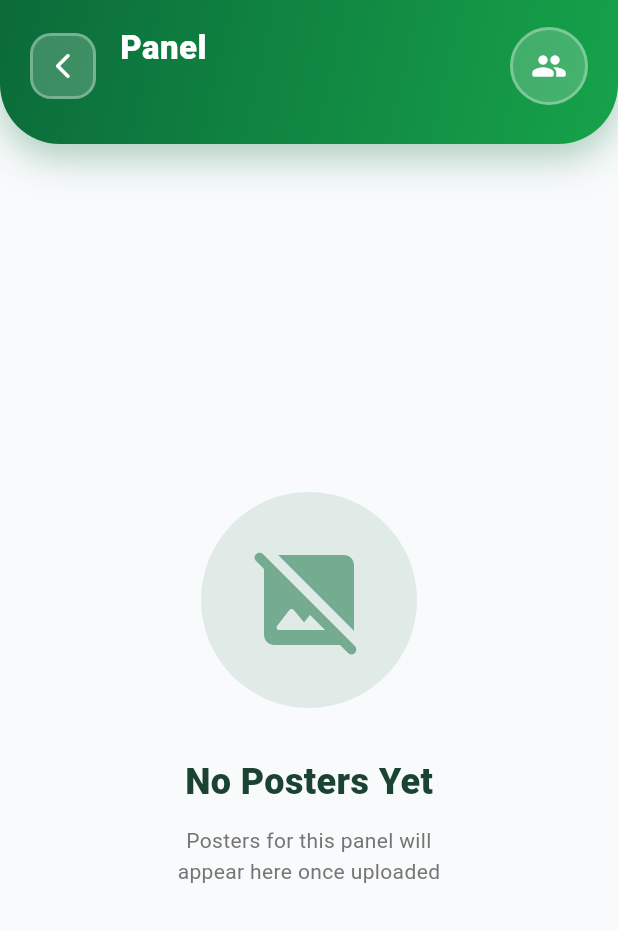
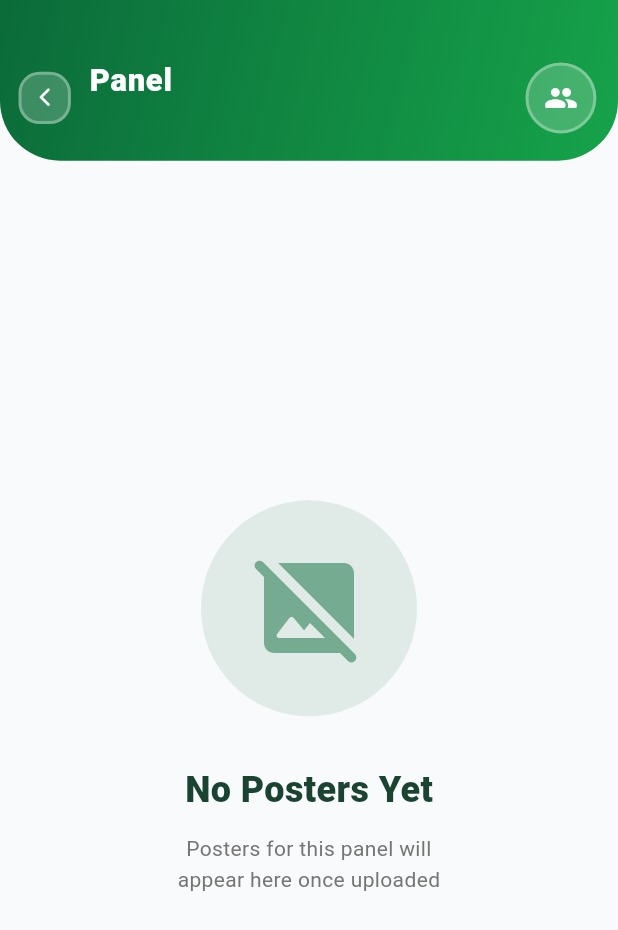
Before and after one commit to Rafi12234/AUST-Robotics-Club-Mobile-Application, a Flutter app: the _PanelPosterGalleryPage screen opened directly with empty values, on a phone screen of 412 x 824 dp. Shown: the top 930 px of the screen. Run offline on Flutter 3.47's test engine with Material 3 defaults, Android fonts, the phone set to English and light mode, and no system bars; our stand-ins replace cached_network_image, carousel_slider, cloud_firestore, csv, firebase_auth, firebase_core and 2 more; missing offline and left inert: cloudinary_public; accounts and stored records are empty.

Commit message:
Updated Panel Poster Gallery AppBar to match Governing Panel page style with responsive sizing

```diff
--- a/lib/governing_panel_page.dart
+++ b/lib/governing_panel_page.dart
@@ -498,7 +498,7 @@ class _PanelCategoriesList extends StatelessWidget {
 
     return ListView(
       physics: const BouncingScrollPhysics(),
-      padding: const EdgeInsets.all(24),
+      padding: EdgeInsets.all(SizeConfig.screenWidth * 0.025),
       children: [
         // Back Section
         TweenAnimationBuilder<double>(
@@ -514,7 +514,7 @@ class _PanelCategoriesList extends StatelessWidget {
           child: GestureDetector(
             onTap: onBack,
             child: Container(
-              padding: const EdgeInsets.symmetric(horizontal: 16, vertical: 12),
+              padding: EdgeInsets.symmetric(horizontal: SizeConfig.screenWidth*0.05, vertical: SizeConfig.screenWidth*0.03),
               decoration: BoxDecoration(
                 color: Colors.white,
                 borderRadius: BorderRadius.circular(16),
@@ -529,23 +529,22 @@ class _PanelCategoriesList extends StatelessWidget {
               child: Row(
                 mainAxisSize: MainAxisSize.min,
                 children: [
-                  Icon(Icons.arrow_back_rounded, color: kBrandStart, size: 20),
-                  const SizedBox(width: 8),
+                  Icon(Icons.arrow_back_rounded, color: kBrandStart, size: SizeConfig.screenWidth * 0.04),
+                  SizedBox(width: SizeConfig.screenWidth * 0.02),
                   Text(
                     'Back to Semesters',
                     style: TextStyle(
                       color: kBrandStart,
                       fontWeight: FontWeight.w700,
-                      fontSize: 14,
-                    ),
-                  ),
-                ],
-              ),
-            ),
-          ),
-        ),
-        const SizedBox(height: 24),
-
+                      fontSize: SizeConfig.screenWidth * 0.03,
+                    ),
+                  ),
+                ],
+              ),
+            ),
+          ),
+        ),
+        SizedBox(height: SizeConfig.screenHeight * 0.015),
         // Section Header
         TweenAnimationBuilder<double>(
           tween: Tween(begin: 0, end: 1),
@@ -557,29 +556,29 @@ class _PanelCategoriesList extends StatelessWidget {
           child: Row(
             children: [
               Container(
-                padding: const EdgeInsets.all(12),
+                padding: EdgeInsets.all(SizeConfig.screenWidth * 0.03),
                 decoration: BoxDecoration(
                   color: kBrandStart.withOpacity(0.1),
                   borderRadius: BorderRadius.circular(14),
                 ),
-                child: Icon(Icons.category_rounded, color: kBrandStart, size: 24),
-              ),
-              const SizedBox(width: 16),
+                child: Icon(Icons.history_rounded, color: kBrandStart, size: SizeConfig.screenWidth * 0.06),
+              ),
+              SizedBox(width: SizeConfig.screenWidth * 0.04),
               Column(
                 crossAxisAlignment: CrossAxisAlignment.start,
                 children: [
-                  const Text(
+                  Text(
                     'Panel Categories',
                     style: TextStyle(
-                      fontSize: 20,
+                      fontSize: SizeConfig.screenWidth * 0.04,
                       fontWeight: FontWeight.w800,
                       color: Color(0xFF1B4332),
                     ),
                   ),
                   Text(
-                    'Choose a panel to explore',
-                    style: TextStyle(
-                      fontSize: 13,
+                    'Choose a Panel to explore',
+                    style: TextStyle(
+                      fontSize: SizeConfig.screenWidth * 0.03,
                       color: Colors.grey[600],
                       fontWeight: FontWeight.w500,
                     ),
@@ -589,8 +588,7 @@ class _PanelCategoriesList extends StatelessWidget {
             ],
           ),
         ),
-        const SizedBox(height: 24),
-
+        SizedBox(height: SizeConfig.screenHeight * 0.015),
         // Category Cards
         ...categories.asMap().entries.map((entry) {
           final index = entry.key;
@@ -602,7 +600,7 @@ class _PanelCategoriesList extends StatelessWidget {
           );
         }).toList(),
 
-        const SizedBox(height: 20),
+        SizedBox(height: SizeConfig.screenHeight * 0.02),
       ],
     );
   }
@@ -655,7 +653,7 @@ class _PanelCategoryCardState extends State<_PanelCategoryCard> {
         );
       },
       child: Padding(
-        padding: const EdgeInsets.only(bottom: 16),
+        padding: EdgeInsets.only(bottom: SizeConfig.screenHeight * 0.015),
         child: GestureDetector(
           onTapDown: (_) => setState(() => _isPressed = true),
           onTapUp: (_) {
@@ -694,11 +692,11 @@ class _PanelCategoryCardState extends State<_PanelCategoryCard> {
                 ),
                 // Content
                 Padding(
-                  padding: const EdgeInsets.all(24),
+                  padding: EdgeInsets.all(SizeConfig.screenWidth * 0.03),
                   child: Row(
                     children: [
                       Container(
-                        padding: const EdgeInsets.all(16),
+                        padding: EdgeInsets.all(SizeConfig.screenWidth * 0.025),
                         decoration: BoxDecoration(
                           color: Colors.white.withOpacity(0.25),
                           borderRadius: BorderRadius.circular(18),
@@ -710,29 +708,29 @@ class _PanelCategoryCardState extends State<_PanelCategoryCard> {
                         child: Icon(
                           widget.category.icon,
                           color: Colors.white,
-                          size: 32,
-                        ),
-                      ),
-                      const SizedBox(width: 20),
+                          size: SizeConfig.screenWidth * 0.07,
+                        ),
+                      ),
+                      SizedBox(width: SizeConfig.screenWidth * 0.04),
                       Expanded(
                         child: Column(
                           crossAxisAlignment: CrossAxisAlignment.start,
                           children: [
                             Text(
                               widget.category.title,
-                              style: const TextStyle(
+                              style: TextStyle(
                                 color: Colors.white,
-                                fontSize: 18,
+                                fontSize: SizeConfig.screenWidth * 0.045,
                                 fontWeight: FontWeight.w800,
                                 letterSpacing: 0.3,
                               ),
                             ),
-                            const SizedBox(height: 6),
+                            SizedBox(height: SizeConfig.screenHeight * 0.005),
                             Text(
                               widget.category.subtitle,
                               style: TextStyle(
                                 color: Colors.white.withOpacity(0.9),
-                                fontSize: 13,
+                                fontSize: SizeConfig.screenWidth * 0.032,
                                 fontWeight: FontWeight.w500,
                               ),
                             ),
@@ -740,15 +738,15 @@ class _PanelCategoryCardState extends State<_PanelCategoryCard> {
                         ),
                       ),
                       Container(
-                        padding: const EdgeInsets.all(12),
+                        padding: EdgeInsets.all(SizeConfig.screenWidth * 0.025),
                         decoration: BoxDecoration(
                           color: Colors.white.withOpacity(0.2),
                           shape: BoxShape.circle,
                         ),
-                        child: const Icon(
+                        child: Icon(
                           Icons.arrow_forward_rounded,
                           color: Colors.white,
-                          size: 22,
+                          size: SizeConfig.screenWidth * 0.05,
                         ),
                       ),
                     ],
@@ -903,7 +901,7 @@ class _PanelPosterGalleryPageState extends State<_PanelPosterGalleryPage>
           child: Opacity(
             opacity: _headerFade.value.clamp(0.0, 1.0),
             child: Container(
-              padding: EdgeInsets.fromLTRB(20, topInset + 16, 20, 24),
+              height: SizeConfig.screenHeight*0.13,
               decoration: BoxDecoration(
                 gradient: LinearGradient(
                   colors: gradientColors,
@@ -914,60 +912,52 @@ class _PanelPosterGalleryPageState extends State<_PanelPosterGalleryPage>
                   bottomLeft: Radius.circular(40),
                   bottomRight: Radius.circular(40),
                 ),
-                boxShadow: [
-                  BoxShadow(
-                    color: gradientColors[0].withOpacity(0.3),
-                    blurRadius: 20,
-                    offset: const Offset(0, 10),
-                  ),
-                ],
-              ),
+              ),
+              child: Padding(
+                padding: EdgeInsets.fromLTRB(SizeConfig.screenWidth*0.03, SizeConfig.screenHeight*0.047, SizeConfig.screenWidth*0.035, SizeConfig.screenHeight*0.02),
                 child: Column(
                   children: [
                     Row(
                       children: [
                         // Back Button
-                      GestureDetector(
-                        onTap: () => Navigator.pop(context),
-                        child: Container(
-                          padding: const EdgeInsets.all(10),
-                          decoration: BoxDecoration(
-                            color: Colors.white.withOpacity(0.2),
-                            borderRadius: BorderRadius.circular(14),
-                            border: Border.all(
-                              color: Colors.white.withOpacity(0.3),
-                              width: 2,
-                            ),
-                          ),
-                          child: Icon(
-                            Icons.arrow_back_ios_new_rounded,
-                            color: Colors.white,
-                            size: 20,
-                          ),
-                        ),
-                      ),
-                      const SizedBox(width: 16),
+                        _AnimatedBackButton(onTap: () => Navigator.pop(context)),
+                        SizedBox(width: SizeConfig.screenWidth*0.03),
                         // Title
                         Expanded(
                           child: Column(
                             crossAxisAlignment: CrossAxisAlignment.start,
                             children: [
-                            Text(
+                              TweenAnimationBuilder<double>(
+                                tween: Tween(begin: 0, end: 1),
+                                duration: const Duration(milliseconds: 800),
+                                curve: Curves.easeOutCubic,
+                                builder: (context, value, child) {
+                                  return Transform.translate(
+                                    offset: Offset(30 * (1 - value), 0),
+                                    child: Opacity(
+                                      opacity: value.clamp(0.0, 1.0),
+                                      child: child,
+                                    ),
+                                  );
+                                },
+                                child: Text(
                                   _getPanelTitle(),
-                              style: const TextStyle(
-                                fontSize: 22,
+                                  style: TextStyle(
+                                    fontSize: SizeConfig.screenWidth*0.05,
                                     fontWeight: FontWeight.w900,
                                     color: Colors.white,
-                                letterSpacing: 0.3,
-                              ),
-                            ),
-                            const SizedBox(height: 4),
+                                    letterSpacing: 0.5,
+                                  ),
+                                ),
+                              ),
+                              SizedBox(height: SizeConfig.screenHeight*0.005),
                               Text(
                                 widget.semesterId,
                                 style: TextStyle(
-                                fontSize: 14,
-                                color: Colors.white.withOpacity(0.9),
+                                  fontSize: SizeConfig.screenWidth*0.035,
+                                  color: Colors.white.withOpacity(0.85),
                                   fontWeight: FontWeight.w500,
+                                  letterSpacing: 0.3,
                                 ),
                               ),
                             ],
@@ -975,7 +965,7 @@ class _PanelPosterGalleryPageState extends State<_PanelPosterGalleryPage>
                         ),
                         // Icon Badge
                         Container(
-                        padding: const EdgeInsets.all(12),
+                          padding: EdgeInsets.all(SizeConfig.screenWidth*0.025),
                           decoration: BoxDecoration(
                             color: Colors.white.withOpacity(0.2),
                             shape: BoxShape.circle,
@@ -987,12 +977,13 @@ class _PanelPosterGalleryPageState extends State<_PanelPosterGalleryPage>
                           child: Icon(
                             _getPanelIcon(),
                             color: Colors.white,
-                          size: 24,
-                        ),
-                      ),
-                    ],
-                  ),
-                ],
+                            size: SizeConfig.screenWidth*0.055,
+                          ),
+                        ),
+                      ],
+                    ),
+                  ],
+                ),
               ),
             ),
           ),
```
Lines whose indentation alone changed are shown as unchanged.
